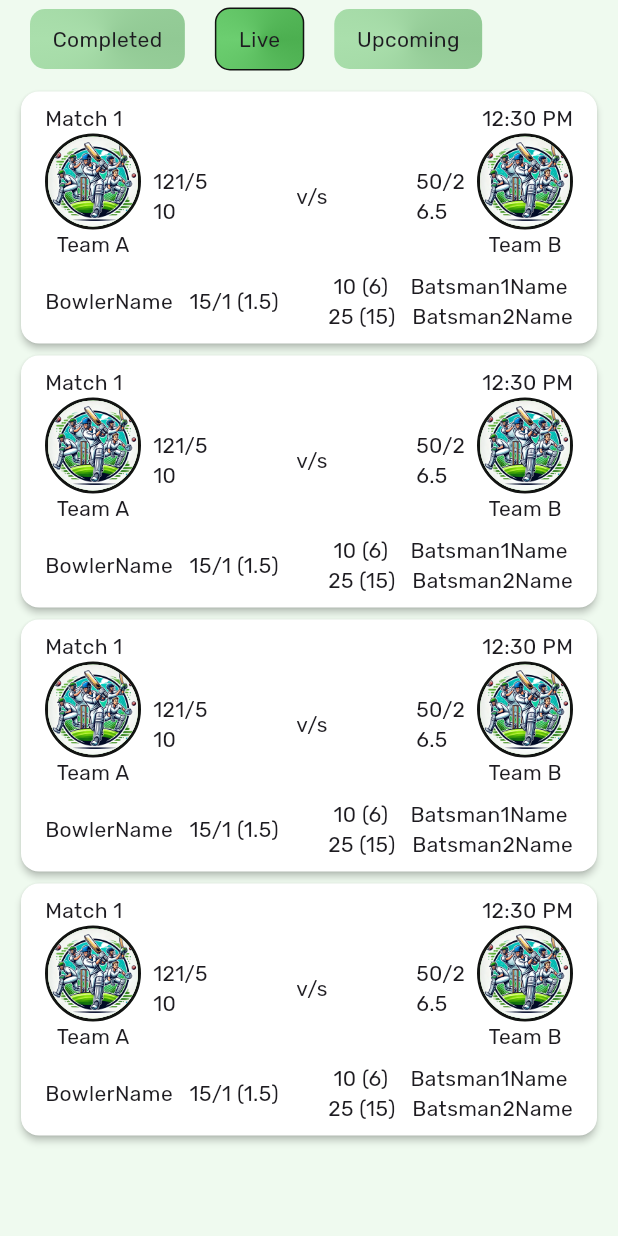
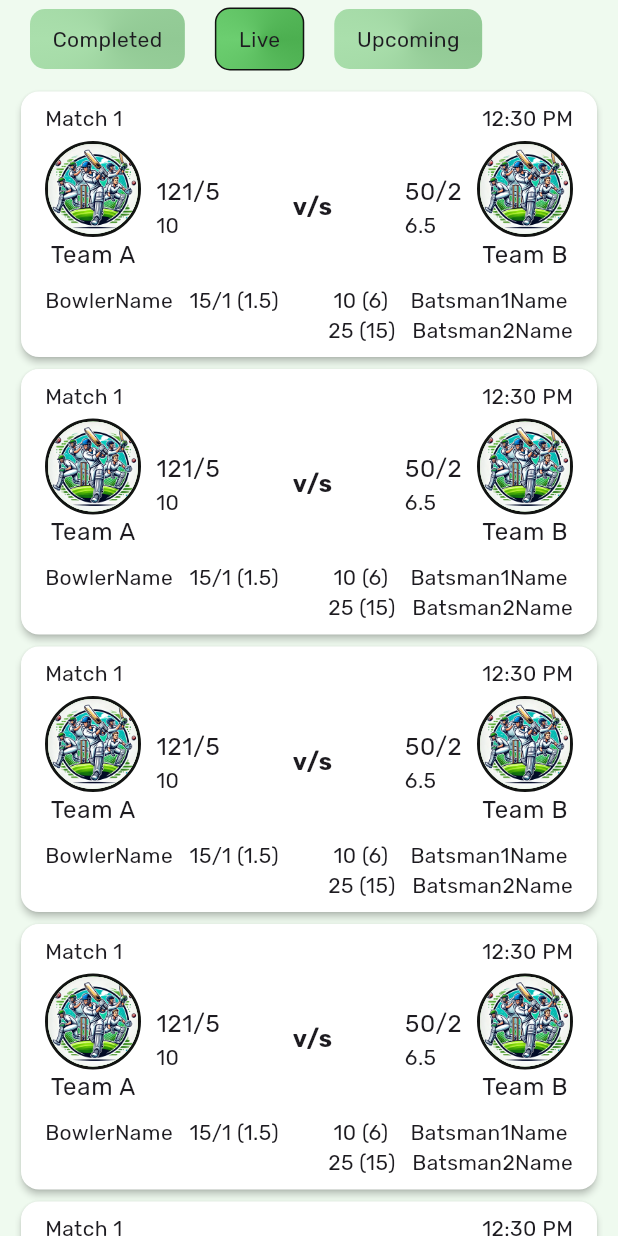
Before and after one commit to shaikhikram04/Tracket, a Flutter app: the MatchesScreen screen opened directly, on a phone screen of 412 x 824 dp. Run offline on Flutter 3.47's test engine with Material 3 defaults, Android fonts, the phone set to English and light mode, and no system bars; our stand-ins replace animate_do, cached_network_image, cloud_firestore, device_preview, firebase_auth, firebase_core and 5 more; accounts and stored records are empty; generated files the repository leaves out were written again.

Commit message:
improve match card text style

```diff
--- a/lib/matches/screens/matches_screen.dart
+++ b/lib/matches/screens/matches_screen.dart
@@ -47,7 +47,7 @@ class _MatchesScreenState extends State<MatchesScreen> {
             Expanded(
               child: ListView.builder(
                 padding: const EdgeInsets.symmetric(vertical: 5),
-                itemCount: 4,
+                itemCount: 5,
                 itemBuilder: (BuildContext context, int index) {
                   return const MatchCard();
                 },
--- a/lib/matches/widgets/match_card.dart
+++ b/lib/matches/widgets/match_card.dart
@@ -1,5 +1,6 @@
 import 'package:flutter/material.dart';
 import 'package:tracket/utils/colors.dart';
+import 'package:tracket/utils/utility_classes/my_text_style.dart';
 import 'package:tracket/utils/utils.dart';
 
 class MatchCard extends StatelessWidget {
@@ -14,84 +15,67 @@ class MatchCard extends StatelessWidget {
         padding: const EdgeInsets.symmetric(horizontal: 16, vertical: 8),
         child: Column(
           children: [
-            const Row(
+            Row(
               children: [
                 Text('Match 1'),
                 Spacer(),
                 Text('12:30 PM'),
               ],
             ),
+            SizedBox(height: 5),
             Row(
               children: [
                 Column(
                   children: [
                     getCircleAvatar(url: '', isTeam: true, radius: 30),
-                    const Text('Team A'),
+                    Text(
+                      'Team A',
+                      style: MyTextStyle(context).bodyLarge,
+                    ),
                   ],
                 ),
-                const SizedBox(width: 8),
-                const Column(
+                const SizedBox(width: 10),
+                Column(
                   crossAxisAlignment: CrossAxisAlignment.start,
                   children: [
-                    Text('121/5'),
+                    Text(
+                      '121/5',
+                      style: MyTextStyle(context).bodyLarge,
+                    ),
                     Text('10'),
                   ],
                 ),
                 const Spacer(),
-                const Text('v/s'),
+                Text(
+                  'v/s',
+                  style: MyTextStyle(context).boldBodyLarge,
+                ),
                 const Spacer(),
-                const Column(
+                Column(
                   crossAxisAlignment: CrossAxisAlignment.start,
                   children: [
-                    Text('50/2'),
+                    Text(
+                      '50/2',
+                      style: MyTextStyle(context).bodyLarge,
+                    ),
                     Text('6.5'),
                   ],
                 ),
-                const SizedBox(width: 8),
+                const SizedBox(width: 10),
                 Column(
                   children: [
                     getCircleAvatar(url: '', isTeam: true, radius: 30),
-                    const Text('Team B'),
+                    Text(
+                      'Team B',
+                      style: MyTextStyle(context).bodyLarge,
+                    ),
                   ],
                 ),
               ],
             ),
-            // Row(
-            //   mainAxisAlignment: MainAxisAlignment.center,
-            //   children: [
-            //     CircleAvatar(
-            //       radius: 14,
-            //       child: Text('3'),
-            //     ),
-            //     SizedBox(width: 6),
-            //     CircleAvatar(
-            //       radius: 14,
-            //       child: Text('4'),
-            //     ),
-            //     SizedBox(width: 6),
-            //     CircleAvatar(
-            //       radius: 14,
-            //       child: Text('1'),
-            //     ),
-            //     SizedBox(width: 6),
-            //     CircleAvatar(
-            //       radius: 14,
-            //       child: Text('2'),
-            //     ),
-            //     SizedBox(width: 6),
-            //     CircleAvatar(
-            //       radius: 14,
-            //       child: Text('0'),
-            //     ),
-            //     SizedBox(width: 6),
-            //     CircleAvatar(
-            //       radius: 14,
-            //       child: Text(''),
-            //     ),
-            //   ],
-            // ),
             const SizedBox(height: 8),
-            const Row(
+            Row(
+              crossAxisAlignment: CrossAxisAlignment.start,
               children: [
                 Column(
                   children: [
```
